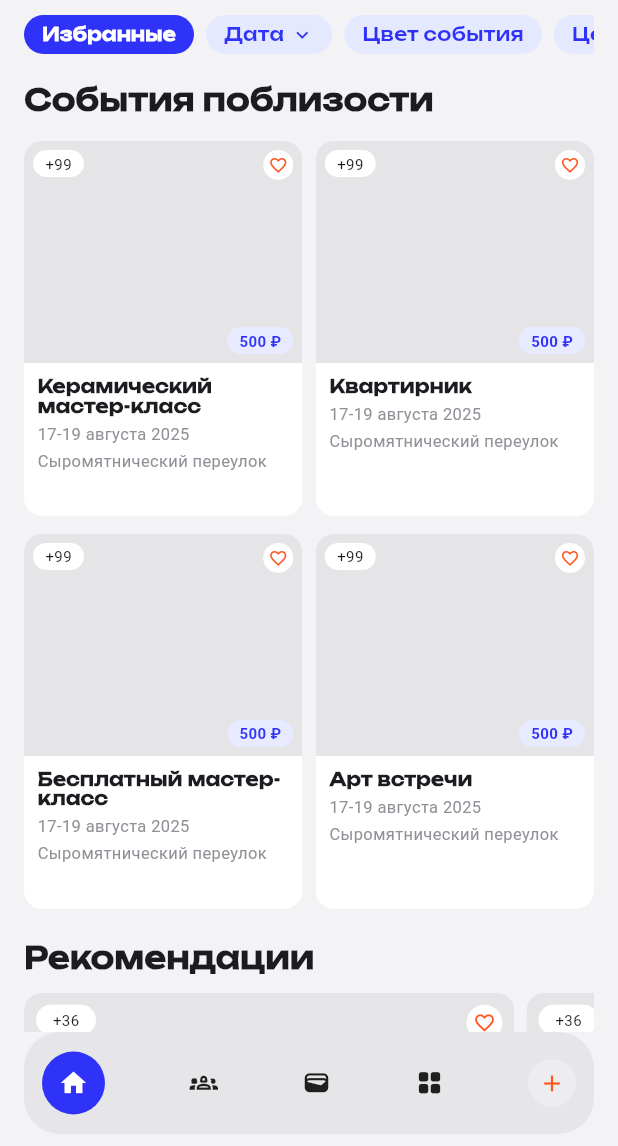
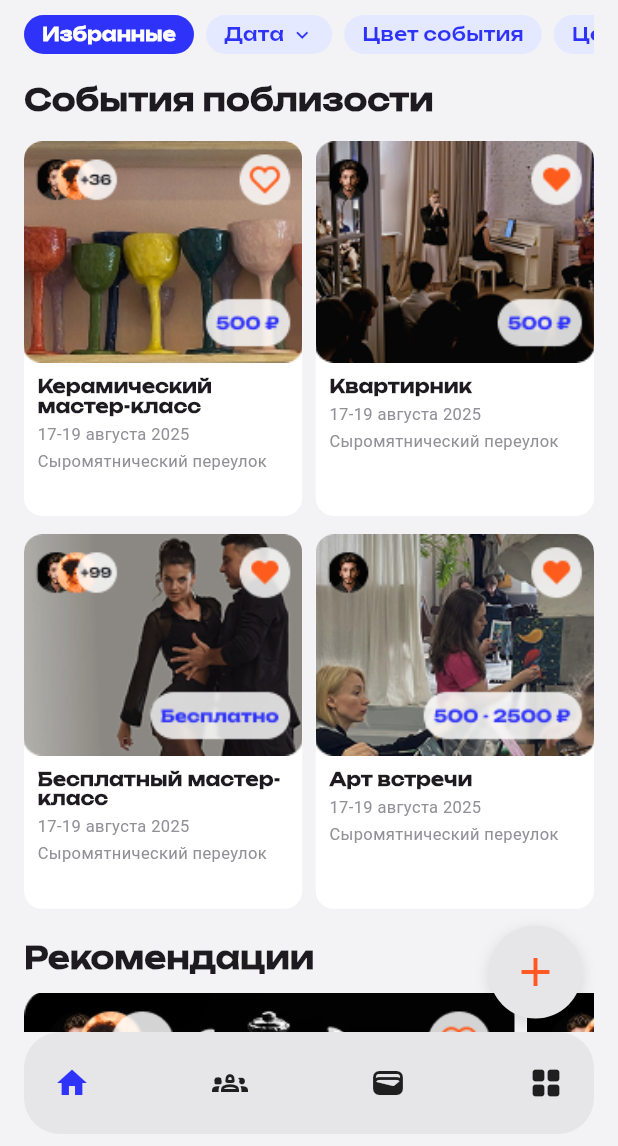
Before and after one commit to idkV1312/yabudutest, a Flutter app: the screen it shows after launch, on a phone screen of 412 x 824 dp, the part 90-1236 px from its top. Run offline on Flutter 3.47's test engine with Material 3 defaults, Android fonts, the phone set to English and light mode, and no system bars; our stand-ins replace bloc, equatable; missing offline and left inert: flutter_web_auth_2; project files that could hold a hidden picture were left out.

Commit message:
Мои изменения в main.dart

```diff
--- a/lib/features/yabudu/presentation/pages/events_feed_draft_layout.dart
+++ b/lib/features/yabudu/presentation/pages/events_feed_draft_layout.dart
@@ -28,25 +28,19 @@ class EventsFeedDraftLayout extends StatelessWidget {
 
                     const SizedBox(height: 16),
 
-                    // Рекомендации — горизонтальный скролл
                     const _SectionTitle('Рекомендации'),
                     const SizedBox(height: 8),
 
-                    // Горизонтально прокручиваемая секция
                     SizedBox(
-                      height: 296, // высота одной карточки
+                      height: 296,
                       child: SingleChildScrollView(
                         scrollDirection: Axis.horizontal,
-                        padding: const EdgeInsets.only(
-                          right: 16,
-                        ), // отступ справа от последнего элемента
+                        padding: const EdgeInsets.only(right: 16),
                         child: Row(
                           children: const [
                             _RecommendationCard(),
-                            SizedBox(
-                              width: 8,
-                            ), // расстояние между карточками = 8
-                            _RecommendationCard(), // второй такой же блок справа
+                            SizedBox(width: 8),
+                            _RecommendationCard(),
                             SizedBox(width: 8),
                             // Можно добавить ещё карточки, если нужно
                           ],
@@ -283,11 +277,19 @@ class _SmallEventCard extends StatelessWidget {
     'Арт встречи',
   ];
 
+  // Пути к изображениям в порядке индекса
+  static const _images = [
+    'assets/images/keramic.png', // 0 - Керамический мастер-класс
+    'assets/images/kvartirnik.png', // 1 - Квартирник
+    'assets/images/master_class.png', // 2 - Бесплатный мастер-класс
+    'assets/images/art_meeting.png', // 3 - Арт встречи (добавил логичное название)
+  ];
+
   @override
   Widget build(BuildContext context) {
     return Container(
-      width: 167, // точная ширина
-      height: 225, // точная высота всего блока
+      width: 167,
+      height: 225,
       decoration: BoxDecoration(
         color: Colors.white,
         borderRadius: BorderRadius.circular(12),
@@ -295,78 +297,24 @@ class _SmallEventCard extends StatelessWidget {
       child: Column(
         crossAxisAlignment: CrossAxisAlignment.start,
         children: [
-          // Изображение занимает всю ширину карточки
-          Container(
+          ClipRRect(
+            borderRadius: const BorderRadius.vertical(top: Radius.circular(12)),
+            child: Image.asset(
+              _images[index],
               width: double.infinity,
-            height:
-                148, // высота изображения (подобрано, чтобы общая высота была ~225)
-            decoration: BoxDecoration(
+              height: 148,
+              fit: BoxFit.cover,
+              errorBuilder: (context, error, stackTrace) => Container(
                 color: const Color(0xFFE5E5E8),
-              borderRadius: const BorderRadius.vertical(
-                top: Radius.circular(12),
-              ),
-            ),
-            child: Stack(
-              children: [
-                // +99
-                Positioned(
-                  left: 6,
-                  top: 6,
-                  child: Container(
-                    width: 34,
-                    height: 18,
-                    decoration: BoxDecoration(
-                      color: Colors.white,
-                      borderRadius: BorderRadius.circular(9),
-                    ),
-                    alignment: Alignment.center,
-                    child: const Text('+99', style: TextStyle(fontSize: 10)),
-                  ),
-                ),
-                // Сердечко
-                Positioned(
-                  right: 6,
-                  top: 6,
-                  child: const CircleAvatar(
-                    radius: 10,
-                    backgroundColor: Colors.white,
-                    child: Icon(
-                      Icons.favorite_border,
-                      size: 13,
-                      color: Colors.deepOrange,
-                    ),
-                  ),
-                ),
-                // Цена
-                Positioned(
-                  right: 6,
-                  bottom: 6,
-                  child: Container(
-                    height: 18,
-                    padding: const EdgeInsets.symmetric(horizontal: 8),
-                    decoration: BoxDecoration(
-                      color: const Color(0xFFE8EAFF),
-                      borderRadius: BorderRadius.circular(9),
-                    ),
-                    alignment: Alignment.center,
-                    child: const Text(
-                      '500 ₽',
-                      style: TextStyle(
-                        fontSize: 10,
-                        color: Color(0xFF2F33F9),
-                        fontWeight: FontWeight.w700,
+                child: const Center(
+                  child: Icon(Icons.image_not_supported, color: Colors.grey),
                 ),
               ),
             ),
           ),
-              ],
-            ),
-          ),
 
-          // Отступ 9 после изображения
           const SizedBox(height: 9),
 
-          // Название события
           Padding(
             padding: const EdgeInsets.symmetric(horizontal: 9),
             child: Text(
@@ -380,25 +328,21 @@ class _SmallEventCard extends StatelessWidget {
             ),
           ),
 
-          // Отступ 4
           const SizedBox(height: 4),
 
-          // Дата
-          Padding(
+          const Padding(
             padding: const EdgeInsets.symmetric(horizontal: 9),
-            child: const Text(
-              '17-19 августа 2025', // пример, можешь менять
+            child: Text(
+              '17-19 августа 2025',
               style: TextStyle(fontSize: 11, color: Color(0xFF909097)),
             ),
           ),
 
-          // Отступ 4
           const SizedBox(height: 4),
 
-          // Адрес
-          Padding(
+          const Padding(
             padding: const EdgeInsets.symmetric(horizontal: 9),
-            child: const Text(
+            child: Text(
               'Сыромятнический переулок',
               style: TextStyle(
                 fontSize: 11,
@@ -413,7 +357,6 @@ class _SmallEventCard extends StatelessWidget {
   }
 }
 
-// ====================== ОБНОВЛЁННЫЙ _RecommendationCard ======================
 class _RecommendationCard extends StatelessWidget {
   const _RecommendationCard();
 
@@ -429,80 +372,35 @@ class _RecommendationCard extends StatelessWidget {
       child: Column(
         crossAxisAlignment: CrossAxisAlignment.start,
         children: [
-          // Изображение
-          Container(
+          ClipRRect(
+            borderRadius: const BorderRadius.vertical(top: Radius.circular(12)),
+            child: Image.asset(
+              'assets/images/chess.png',
               width: double.infinity,
-            height: 188, // подобрано под общую высоту 296
-            decoration: BoxDecoration(
+              height: 188,
+              fit: BoxFit.cover,
+              errorBuilder: (context, error, stackTrace) => Container(
                 color: const Color(0xFFE5E5E8),
-              borderRadius: const BorderRadius.vertical(
-                top: Radius.circular(12),
-              ),
-            ),
-            child: Stack(
-              children: [
-                Positioned(
-                  left: 8,
-                  top: 8,
-                  child: Container(
-                    width: 40,
-                    height: 20,
-                    decoration: BoxDecoration(
-                      color: Colors.white,
-                      borderRadius: BorderRadius.circular(10),
-                    ),
-                    alignment: Alignment.center,
-                    child: const Text('+36', style: TextStyle(fontSize: 10)),
-                  ),
-                ),
-                Positioned(
-                  right: 8,
-                  top: 8,
-                  child: const CircleAvatar(
-                    radius: 12,
-                    backgroundColor: Colors.white,
+                child: const Center(
                   child: Icon(
-                      Icons.favorite_border,
-                      size: 15,
-                      color: Colors.deepOrange,
+                    Icons.image_not_supported,
+                    size: 40,
+                    color: Colors.grey,
                   ),
                 ),
               ),
-                Positioned(
-                  right: 8,
-                  bottom: 8,
-                  child: Container(
-                    height: 20,
-                    padding: const EdgeInsets.symmetric(horizontal: 10),
-                    decoration: BoxDecoration(
-                      color: const Color(0xFFE8EAFF),
-                      borderRadius: BorderRadius.circular(10),
-                    ),
-                    alignment: Alignment.center,
-                    child: const Text(
-                      '500 ₽',
-                      style: TextStyle(
-                        fontSize: 11,
-                        color: Color(0xFF2F33F9),
-                        fontWeight: FontWeight.w700,
-                      ),
-                    ),
-                  ),
-                ),
-              ],
             ),
           ),
 
           const SizedBox(height: 12),
 
-          // Название
           const Padding(
             padding: EdgeInsets.symmetric(horizontal: 12),
             child: Text(
               'Шахматы',
               style: TextStyle(
                 fontFamily: 'FindSansPro',
-                fontSize: 22, // чуть увеличил для красоты
+                fontSize: 22,
                 fontWeight: FontWeight.w700,
                 height: 1.1,
               ),
@@ -511,7 +409,6 @@ class _RecommendationCard extends StatelessWidget {
 
           const SizedBox(height: 6),
 
-          // Дата
           const Padding(
             padding: EdgeInsets.symmetric(horizontal: 12),
             child: Text(
@@ -522,7 +419,6 @@ class _RecommendationCard extends StatelessWidget {
 
           const SizedBox(height: 4),
 
-          // Адрес
           const Padding(
             padding: EdgeInsets.symmetric(horizontal: 12),
             child: Text(
@@ -550,14 +446,6 @@ class _BlueCounter extends StatelessWidget {
           borderRadius: BorderRadius.circular(4),
         ),
         alignment: Alignment.center,
-        child: const Text(
-          '343 x 1438 Hug',
-          style: TextStyle(
-            color: Colors.white,
-            fontWeight: FontWeight.w700,
-            fontSize: 14,
-          ),
-        ),
       ),
     );
   }
@@ -568,40 +456,53 @@ class _BottomNav extends StatelessWidget {
 
   @override
   Widget build(BuildContext context) {
-    return Container(
+    return Stack(
+      clipBehavior: Clip.none,
+      children: [
+        Container(
           height: 68,
-      margin: const EdgeInsets.fromLTRB(16, 0, 16, 8), // ← изменил на 16
-      padding: const EdgeInsets.symmetric(horizontal: 12),
+          margin: const EdgeInsets.fromLTRB(16, 0, 16, 8),
+          padding: const EdgeInsets.symmetric(horizontal: 20),
           decoration: BoxDecoration(
             color: const Color(0xFFE6E6E8),
             borderRadius: BorderRadius.circular(24),
           ),
           child: Row(
             mainAxisAlignment: MainAxisAlignment.spaceBetween,
-        children: [
-          Container(
-            width: 42,
-            height: 42,
-            decoration: const BoxDecoration(
-              color: Color(0xFF2F33F9),
+            children: const [
+              Icon(Icons.home, color: Color(0xFF2F33F9), size: 24),
+              Icon(Icons.groups_2_outlined, size: 24),
+              Icon(Icons.wallet_outlined, size: 24),
+              Icon(Icons.grid_view_rounded, size: 24),
+            ],
+          ),
+        ),
+
+        Positioned(
+          bottom: 85,
+          right: 16 + 8,
+          child: Container(
+            width: 62,
+            height: 62,
+            decoration: BoxDecoration(
+              color: const Color(0xFFE6E6E8),
               shape: BoxShape.circle,
-            ),
-            child: const Icon(Icons.home, color: Colors.white, size: 20),
-          ),
-          const Icon(Icons.groups_2_outlined, size: 19),
-          const Icon(Icons.wallet_outlined, size: 19),
-          const Icon(Icons.grid_view_rounded, size: 19),
-          Container(
-            width: 32,
-            height: 32,
-            decoration: const BoxDecoration(
-              color: Color(0xFFEDEDEF),
-              shape: BoxShape.circle,
-            ),
-            child: const Icon(Icons.add, size: 18, color: Colors.deepOrange),
+              boxShadow: [
+                BoxShadow(
+                  color: Colors.black.withOpacity(0.12),
+                  blurRadius: 8,
+                  offset: const Offset(0, 3),
                 ),
               ],
             ),
+            child: const Icon(
+              Icons.add,
+              size: 32,
+              color: Colors.deepOrange, // оранжевый плюс
+            ),
+          ),
+        ),
+      ],
     );
   }
 }
```
Also changed, not shown: assets/images/art_meeting.png (added), assets/images/chess.png (added), assets/images/keramic.png (added), assets/images/kvartirnik.png (added), assets/images/master_class.png (added). Lines whose indentation alone changed are shown as unchanged.
